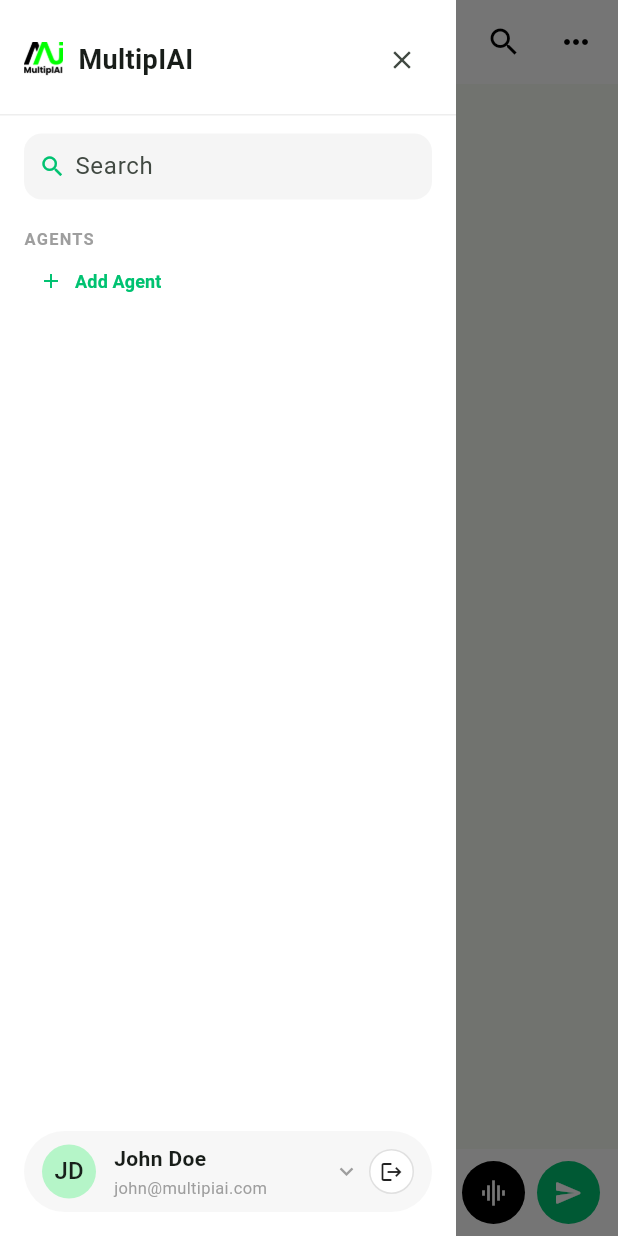
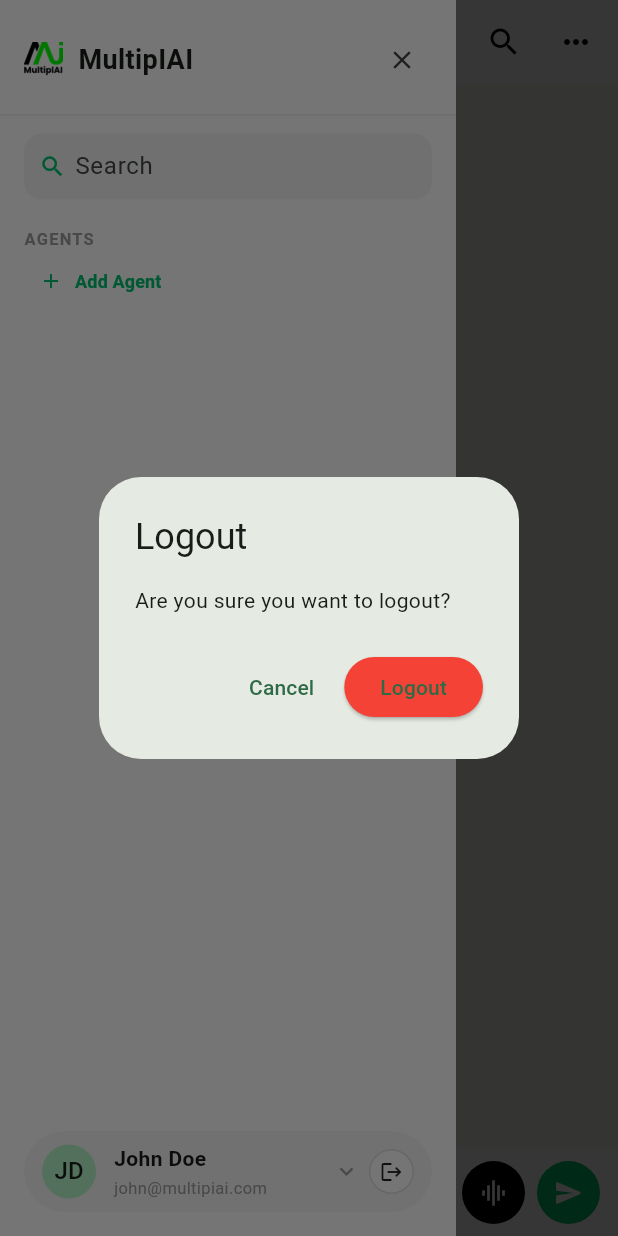
Before and after one commit to AbinayaA18/multiplAI-uiflutter, a Flutter app: the ChatScreen screen opened directly with empty values, in the side drawer, after a tap on the "logout" icon, on a phone screen of 412 x 824 dp. Run offline on Flutter 3.47's test engine with Material 3 defaults, Android fonts, the phone set to English and light mode, and no system bars; our stand-ins replace flutter_svg, shared_preferences; accounts and stored records are empty.

Commit message:
logout and agents list

```diff
--- a/lib/screens/chat_screen.dart
+++ b/lib/screens/chat_screen.dart
@@ -1,6 +1,5 @@
-import 'dart:convert' show jsonDecode;
-
 import 'package:flutter/material.dart';
+import 'package:multipiai_flutter/screens/login_screen.dart';
 import '../services/chat_store.dart';
 import '../services/api_service.dart';
 import '../widgets/chat_message_tile.dart';
@@ -29,93 +28,31 @@ class _ChatScreenState extends State<ChatScreen> {
   @override
   void initState() {
     super.initState();
-    // final List<String> ids = [];
-    // final List<String> names = [];
-
-    // for (var agent in widget.initialData) {
-    //   final agentIdList = agent['agent_id'];
-    //   final agentNameList = agent['agent_name'];
-
-    //   ids.addAll(agentIdList.map((e) => e.toString()));
-    //   names.addAll(agentNameList.map((e) => e.toString()));
-    // }
-
-    // if (ids.isNotEmpty) {
-    //   _agentIds.addAll(ids);
-    //   _agentNames.addAll(names);
-
-    //   _activeAgentId = _agentIds.first;
-
-    //   _store.agents
-    //     ..clear()
-    //     ..addAll(_agentIds);
-    // }
-    //   _agentNames.addAll(
-    //   widget.initialData.map((agent) => agent['agent_name'].toString())
-    // );
-
-    // if (_agentNames.isNotEmpty) {
-    //   // _activeAgentId = _agentNames.first;
-    //   _store.agents
-    //     ..clear()
-    //     ..addAll(_agentNames); // you can treat agent_name as identifier
-    // }
-
-    // _agentIds.addAll(widget.initialData.map((agent) => agent['agent_id'].toString()));
-
-    // if (_agentIds.isNotEmpty) {
-    //   _activeAgentId = _agentIds.first;
-    //   _store.agents
-    //     ..clear()
-    //     ..addAll(_agentIds); // you can treat agent_id as identifier
-    // }
-
     _processInitialData();
     _initStore();
   }
 
     void _processInitialData() {
-    for (var agent in widget.initialData) {
-      // Safely get agent_id and agent_name as List<String>
-      final ids = safeStringList(agent['agent_id']);
-      print(ids);
-      final names = safeStringList(agent['agent_name']);
-      print(names);
+  for (var agent in widget.initialData) {
+    final String? id = agent['agent_id']?.toString();
+    final String? name = agent['agent_name']?.toString();
 
-      _agentIds.addAll(ids);
-      _agentNames.addAll(names);
+    if (id != null && id.isNotEmpty) {
+      _agentIds.add(id);
     }
 
-    if (_agentIds.isNotEmpty) {
-      _activeAgentId = _agentIds.first;
-      _store.agents
-        ..clear()
-        ..addAll(_agentIds);
+    if (name != null && name.isNotEmpty) {
+      _agentNames.add(name);
     }
   }
 
-List<String> safeStringList(dynamic value) {
-  if (value == null) return [];
-
-  // If it's already a list, map to string
-  if (value is List) return value.map((e) => e.toString()).toList();
-
-  // If it's a JSON string representing a list
-  if (value is String) {
-    try {
-      final parsed = jsonDecode(value);
-      if (parsed is List) return parsed.map((e) => e.toString()).toList();
-    } catch (e) {
-      // not valid JSON, fallback
-      return [];
-    }
+  if (_agentIds.isNotEmpty) {
+    _activeAgentId = _agentIds.first;
+    _store.agents
+      ..clear()
+      ..addAll(_agentIds);
   }
-
-  return [];
 }
-
-
-
 
   Future<void> _initStore() async {
     await _store.load();
@@ -128,6 +65,18 @@ List<String> safeStringList(dynamic value) {
     if (value is List) return value;
     return [];
   }
+
+  Future<void> _logout(BuildContext context) async {
+  await _store.clearAll(); // clear chats / local data
+
+  if (!mounted) return;
+
+  Navigator.of(context).pushAndRemoveUntil(
+    MaterialPageRoute(builder: (_) => const PhoneLoginPage()),
+    (_) => false,
+  );
+}
+
 
 
   Future<void> _send(String text) async {
@@ -170,6 +119,7 @@ List<String> safeStringList(dynamic value) {
         activeAgentId: _activeAgentId,
         onAgentSelected: _onAgentSelected,
         onAddAgent: _handleAddAgent,
+        onLogout: () => _logout(context),
       ),
       appBar: MultipiaiAppBar(
         onSearchTap: () {
@@ -272,4 +222,5 @@ class _EmptyState extends StatelessWidget {
       ),
     );
   }
+
 }
--- a/lib/services/chat_store.dart
+++ b/lib/services/chat_store.dart
@@ -5,18 +5,7 @@ import '../models/chat_message.dart';
 class ChatStore {
   static const _storageKey = 'multipiai_messages_v1';
 
-  final List<String> agents = [
-    'library',
-    'new_project',
-    'mobility',
-    'media',
-    'retail',
-    'food',
-    'beauty',
-    'packaging',
-    'energy',
-    'mining',
-  ];
+  final List<String> agents = [];
 
   List<ChatMessage> _messages = [];
 
@@ -65,4 +54,9 @@ class ChatStore {
     );
     await _save();
   }
+
+   Future<void> clearAll() async {
+    agents.clear();
+    _messages.clear();
+  }
 }
--- a/lib/widgets/multipiai_drawer.dart
+++ b/lib/widgets/multipiai_drawer.dart
@@ -2,6 +2,7 @@ import 'package:flutter/material.dart';
 
 typedef AgentSelectCallback = void Function(String agentId);
 typedef AddAgentCallback = void Function(String agentName);
+typedef LogoutCallback = void Function();
 
 
 class MultipiaiDrawer extends StatefulWidget {
@@ -10,6 +11,8 @@ class MultipiaiDrawer extends StatefulWidget {
   final String activeAgentId;
   final AgentSelectCallback onAgentSelected;
   final AddAgentCallback onAddAgent;
+  final LogoutCallback onLogout;
+
 
 
   const MultipiaiDrawer({
@@ -19,6 +22,7 @@ class MultipiaiDrawer extends StatefulWidget {
     required this.activeAgentId,
     required this.onAgentSelected,
     required this.onAddAgent,
+    required this.onLogout,
   });
 
 
@@ -304,9 +308,7 @@ class _MultipiaiDrawerState extends State<MultipiaiDrawer> {
                         size: 18, color: Colors.grey),
                     const SizedBox(width: 6),
                     InkWell(
-                      onTap: () {
-                        // TODO: handle logout
-                      },
+                      onTap: _confirmLogout,
                       borderRadius: BorderRadius.circular(50),
                       child: Container(
                         padding: const EdgeInsets.all(6),
@@ -366,4 +368,33 @@ class _MultipiaiDrawerState extends State<MultipiaiDrawer> {
   }
 }
 
+Future<void> _confirmLogout() async {
+  final confirm = await showDialog<bool>(
+    context: context,
+    builder: (ctx) => AlertDialog(
+      title: const Text('Logout'),
+      content: const Text('Are you sure you want to logout?'),
+      actions: [
+        TextButton(
+          onPressed: () => Navigator.of(ctx).pop(false),
+          child: const Text('Cancel'),
+        ),
+        ElevatedButton(
+          style: ElevatedButton.styleFrom(
+            backgroundColor: Colors.red,
+          ),
+          onPressed: () => Navigator.of(ctx).pop(true),
+          child: const Text('Logout'),
+        ),
+      ],
+    ),
+  );
+
+  if (confirm == true) {
+    Navigator.of(context).pop(); // close drawer
+    widget.onLogout(); // 🔥 notify parent
+  }
 }
+
+
+}
```
Also changed, not shown: lib/screens/login_screen.dart (+0 -16 lines).
